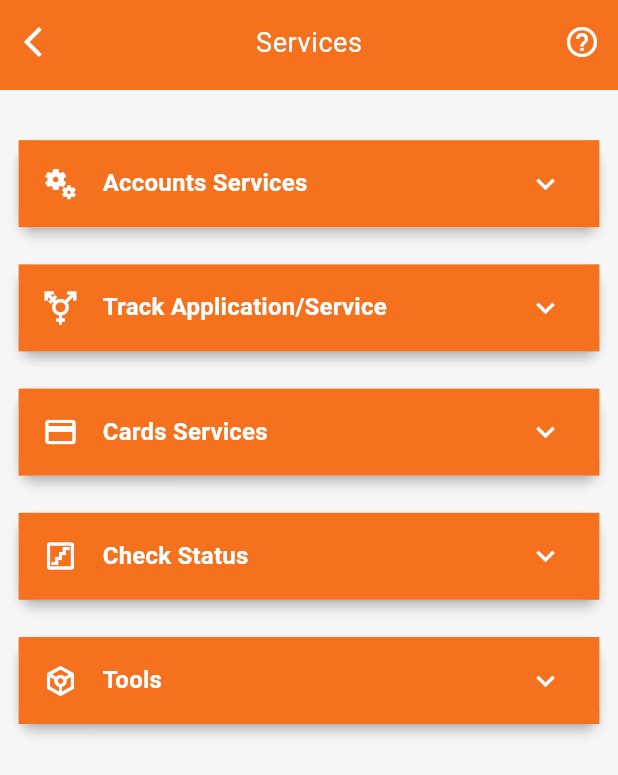
After one commit to arajit123/Icici_Banking_app, a Flutter app: the ServicesPage screen opened directly, on a phone screen of 412 x 824 dp. The commit adds this screen. Shown: the top 775 px of the screen. Run offline on Flutter 3.47's test engine with Material 3 defaults, Android fonts, the phone set to English and light mode, and no system bars; our stand-ins replace flutter_screenutil, flutter_slider_drawer, google_fonts; missing offline and left inert: another_stepper.

Commit message:
create change login pin page ,calculator and services page 06/09/2024

```diff
--- a/lib/constant/color_theme.dart
+++ b/lib/constant/color_theme.dart
@@ -8,7 +8,9 @@ class IciciBankTheme {
   static const Color textColor = Color(0xFF333333); // Dark Gray Text
   static const Color secondaryTextColor = Color(0xFF666666); // Light Gray Text
   static const Color lightGray = Color(0xFFE0E0E0); // Light Gray
-  static const Color darkGray = Color(0xFF444444); // Dark Gray
+  static const Color darkGray = Color(0xFF444444);
+  static const Color blueTextColor = Color.fromARGB(255, 4, 84, 154);
+   // Dark Gray
 
   static ThemeData themeData(BuildContext context) {
     return ThemeData(
--- a/lib/screens/Home/homescreen.dart
+++ b/lib/screens/Home/homescreen.dart
@@ -68,6 +68,7 @@ class _HomescreenState extends State<Homescreen>
         ),),
             key: _sliderDrawerKey,
             sliderOpenSize: 205,
+
             slider: SliderView(
               onItemClick: (title) {
                 _sliderDrawerKey.currentState!.closeSlider();
--- /dev/null
+++ b/lib/screens/services/services_page.dart
@@ -0,0 +1,133 @@
+import 'package:banking_app/common_widgets/common_appbar.dart';
+import 'package:banking_app/constant/color_theme.dart';
+import 'package:flutter/material.dart';
+import 'package:flutter_screenutil/flutter_screenutil.dart';
+
+class ServicesPage extends StatelessWidget {
+  const ServicesPage({super.key});
+
+  @override
+  Widget build(BuildContext context) {
+    return SafeArea(
+      child: Scaffold(
+        backgroundColor: Colors.grey.shade100.withOpacity(0.9),
+        appBar: const CommonAppbar(text: 'Services'),
+        body: ListView(
+          children: [
+            SizedBox(
+              height: 20.h,
+            ),
+            customcard(
+              "Accounts Services",
+
+              Column(
+                children: [
+                  customListtile('Add/Manage Billers', Icons.person_add_alt),
+                  customListtile('Link Accounts', Icons.library_add_check_outlined),
+                  customListtile('View Reward Points', Icons.card_giftcard_outlined),
+                  customListtile('Request to Re-dispatch Deliverables', Icons.device_hub_outlined),
+                  customListtile('IT Certificate for Closed Home Loan', Icons.important_devices_sharp),
+                ],
+              ),
+              Icons.miscellaneous_services_sharp
+            ),
+            customcard(
+              "Track Application/Service",
+              Column(
+                children: [
+                  customListtile('Account Details', Icons.account_balance_wallet_outlined),
+                ],
+              ),
+              Icons.transgender_sharp
+            ),
+            customcard(
+              "Cards Services",
+              Column(
+                children: [
+                  customListtile('Generate Credit Card Pin', Icons.lock_person_outlined),
+                  customListtile('Upgrade Credit Card', Icons.curtains_rounded),
+                  customListtile('Block or Unblock Credit Card', Icons.signal_wifi_4_bar_lock_outlined),
+                  customListtile('Track My Application', Icons.track_changes)
+                ],
+              ),
+              Icons.credit_card
+            ),
+            customcard(
+              "Check Status",
+              Column(
+                children: [
+                  customListtile('Track Deliverables', Icons.details_rounded),
+                  customListtile('Track Service Requests', Icons.design_services_outlined),
+
+                ],
+              ),
+              Icons.stairs_outlined
+            ),
+            customcard(
+              "Tools",
+              Column(
+                children: [
+                  customListtile('Change Login Pin', Icons.lock_clock_outlined),
+                  customListtile('Refer a friend', Icons.person_add_alt),
+                  customListtile('Refer a Credit Card', Icons.add_card_rounded),
+
+                ],
+              ),
+              Icons.token_outlined
+            ),
+          ],
+        ),
+      ),
+    );
+  }
+
+  Widget customcard(String title, Widget child,IconData icon) {
+    return Padding(
+      padding: EdgeInsets.all(8.r),
+      child: Card(
+        elevation: 3,
+        child: ExpansionTile(
+          // tilePadding: EdgeInsets.all(1.dg),
+          // childrenPadding: EdgeInsets.all(50.r),
+          title: Text(title),
+          iconColor: Colors.grey,
+          collapsedIconColor: Colors.white,
+          collapsedBackgroundColor: const Color(0xFFf6711d),
+          backgroundColor: Colors.white,
+          textColor: IciciBankTheme.accentColor,
+          collapsedTextColor: Colors.white,
+          leading:  Icon(icon),
+          children: [child],
+        ),
+      ),
+    );
+  }
+
+  Widget customListtile(String text, IconData icon) {
+    return Column(
+      children: [
+        ListTile(
+          minVerticalPadding: 5.dg,
+          minTileHeight: 20.h,
+          title: Text(
+            text,
+            style: const TextStyle(color: Color.fromARGB(255, 4, 84, 154)),
+          ),
+          leading: Icon(
+            icon,
+            color: const Color.fromARGB(255, 4, 84, 154),
+          ),
+          trailing: Icon(
+            Icons.arrow_forward_ios,
+            color: const Color.fromARGB(255, 4, 84, 154),
+            size: 16.sp,
+          ),
+        ),
+        Divider(
+          color: Colors.grey.withOpacity(0.6),
+          thickness: 0.7,
+        ),
+      ],
+    );
+  }
+}
```
Also changed, not shown: lib/Chnage_login_pin/change_login_pin.dart (added, +86 -0 lines), lib/common_widgets/custom_list_tile.dart (+9 -3 lines), lib/common_widgets/custom_text_form_field.dart (added, +72 -0 lines), lib/common_widgets/custom_text_label.dart (added, +25 -0 lines), lib/common_widgets/side_nav_item.dart (+83 -23 lines), lib/screens/Home/widgets/bottom_nav_home.dart (+8 -1 lines), lib/screens/calculator/calculator.dart (added, +49 -0 lines).
